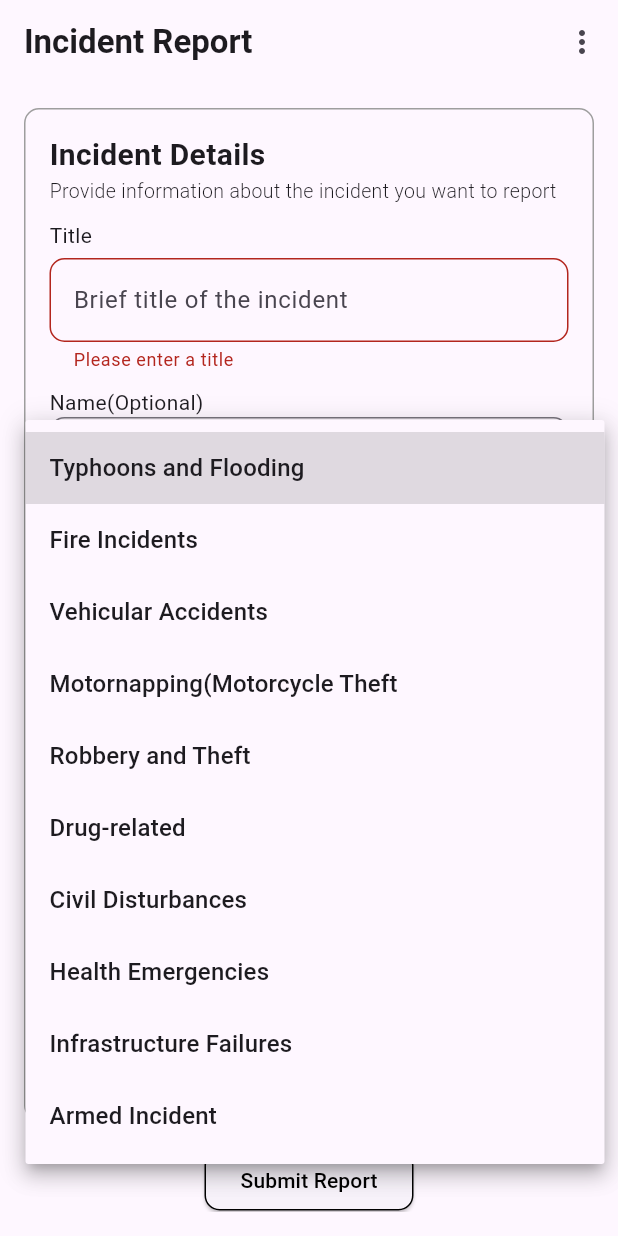
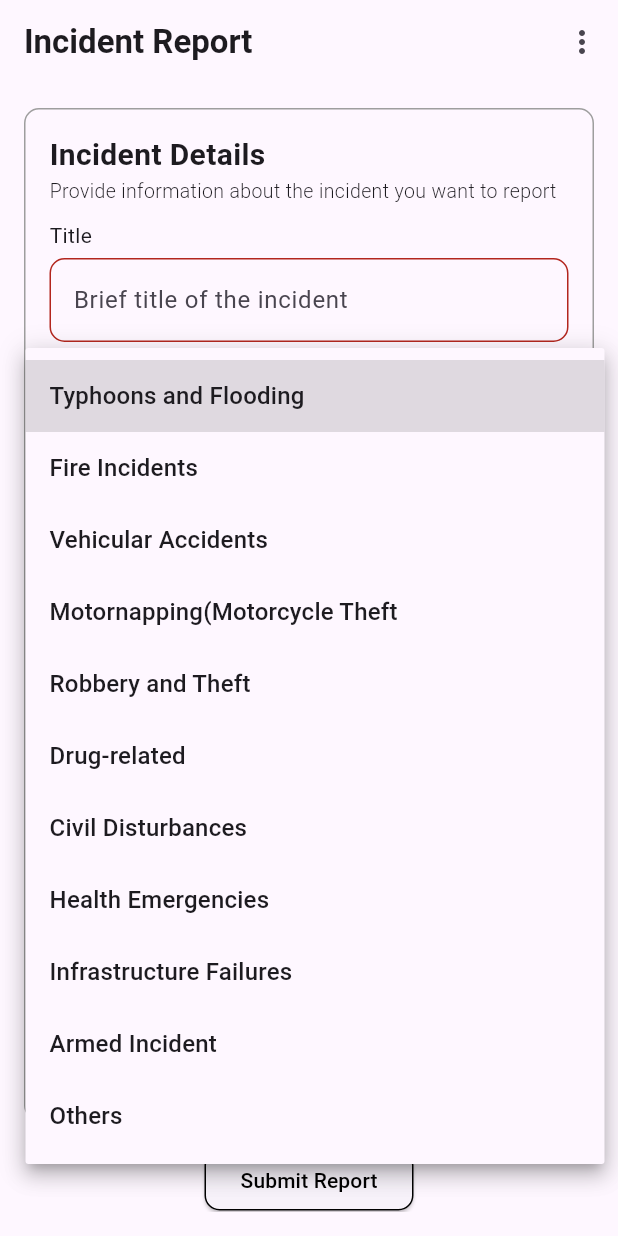
Before and after one commit to Karlroxas21/ireport, a Flutter app: the screen it shows after launch, after a tap on "Submit Report", after a tap on "Select an incident type", on a phone screen of 412 x 824 dp. Run offline on Flutter 3.47's test engine with Material 3 defaults, Android fonts, the phone set to English and light mode, and no system bars; our stand-ins replace bloc, equatable, flutter_bloc, flutter_dotenv, supabase, supabase_flutter; accounts and stored records are empty.

Commit message:
Add others option in incident type

```diff
--- a/lib/enums/incident_categories.dart
+++ b/lib/enums/incident_categories.dart
@@ -8,7 +8,8 @@ enum Category {
   category7('Civil Disturbances'),
   category8('Health Emergencies'),
   category9('Infrastructure Failures'),
-  category10('Armed Incident');
+  category10('Armed Incident'),
+  category11('Others');
 
 
   final String label;
--- a/lib/views/home.dart
+++ b/lib/views/home.dart
@@ -21,6 +21,8 @@ class _HomeViewState extends State<HomeView> {
   final TextEditingController _descriptionController = TextEditingController();
   final DEFAULT_STATUS = 'pending';
   Category? _selectedCategory;
+  final TextEditingController _otherCategoryController =
+      TextEditingController();
 
   late final CrudService _crudService = CrudService(SupabaseService().client);
   final _formKey = GlobalKey<FormState>();
@@ -190,6 +192,26 @@ class _HomeViewState extends State<HomeView> {
                         return null;
                       },
                     ),
+                    if (_selectedCategory == Category.category11) ...[
+                      const SizedBox(height: 10),
+                      TextFormField(
+                      controller: _otherCategoryController,
+                      decoration: InputDecoration(
+                        hintText: "Specify the incident type",
+                        border: OutlineInputBorder(
+                        borderRadius: BorderRadius.circular(10),
+                        borderSide:
+                          const BorderSide(color: Colors.grey, width: 1),
+                        ),
+                      ),
+                      validator: (value) {
+                        if (value == null || value.isEmpty) {
+                        return 'Please specify the incident type';
+                        }
+                        return null;
+                      },
+                      ),
+                    ],
                     const SizedBox(height: 10),
                     const Text(
                       'Location',
@@ -254,7 +276,10 @@ class _HomeViewState extends State<HomeView> {
                       final name = _nameController.text;
                       final location = _locationController.text;
                       final description = _descriptionController.text;
-                      final category = _selectedCategory?.label;
+                      var category = _selectedCategory?.label;
+                      if (_selectedCategory == Category.category11) {
+                        category = _otherCategoryController.text;
+                      }
 
                       final reportData = {
                         'title': title,
@@ -292,10 +317,11 @@ class _HomeViewState extends State<HomeView> {
                               content: Text('Failed to submit report: $e')),
                         );
                       }
-                    }else{
+                    } else {
                       ScaffoldMessenger.of(context).showSnackBar(
                         const SnackBar(
-                                content: Text('Special Characters are not allowed')),
+                            content:
+                                Text('Special Characters are not allowed')),
                       );
                     }
                   },
```
Lines whose indentation alone changed are shown as unchanged.
